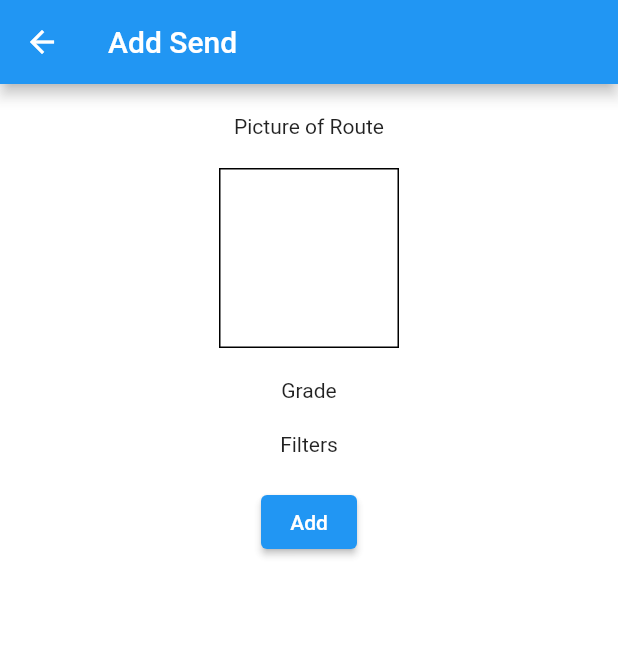
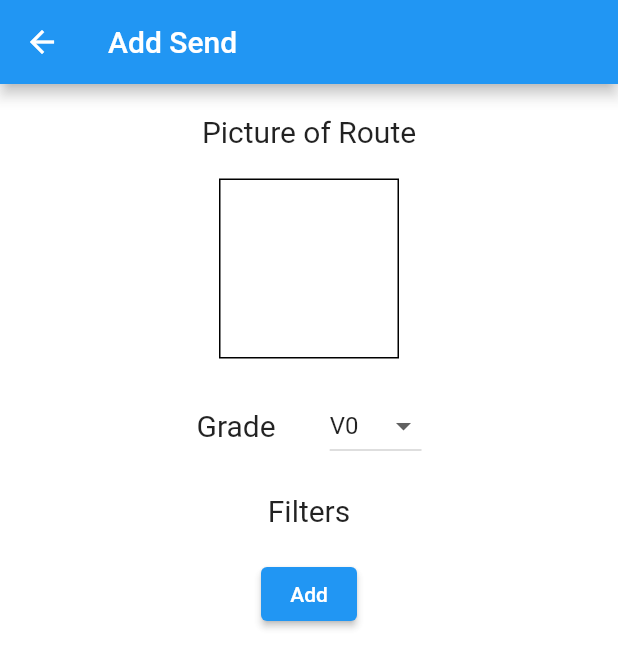
Before and after one commit to dvtran99/Send-Tracker-App, a Flutter app: the screen it shows after launch, in the side drawer, after a tap on "Add Send", on a phone screen of 412 x 824 dp. Shown: the top 668 px of the screen. Run offline on Flutter 3.47's test engine with Material 2 defaults, Android fonts, the phone set to English and light mode, and no system bars.

Commit message:
Add dropdown box for grades

```diff
--- a/send_tracker_app/lib/main.dart
+++ b/send_tracker_app/lib/main.dart
@@ -1,4 +1,3 @@
-
 import 'package:flutter/material.dart';
 
 import 'widgets/nav-drawer.dart';
--- a/send_tracker_app/lib/screens/add-send-screen.dart
+++ b/send_tracker_app/lib/screens/add-send-screen.dart
@@ -1,6 +1,66 @@
 import 'package:flutter/material.dart';
 
-class AddSendScreen extends StatelessWidget {
+class AddSendScreen extends StatefulWidget {
+  const AddSendScreen({Key? key}) : super(key: key);
+
+  @override
+  AddSendScreenState createState() => AddSendScreenState();
+}
+
+class AddSendScreenState extends State<AddSendScreen> {
+  TextStyle textTheme = TextStyle(fontSize: 20);
+
+  String gradeValue = 'V0';
+
+  List<DropdownMenuItem<String>> get dropdownItems {
+    return [
+      DropdownMenuItem(
+        value: 'V0',
+        child: Text('V0'),
+      ),
+      DropdownMenuItem(
+        value: 'V1',
+        child: Text('V1'),
+      ),
+      DropdownMenuItem(
+        value: 'V2',
+        child: Text('V2'),
+      ),
+      DropdownMenuItem(
+        value: 'V3',
+        child: Text('V3'),
+      ),
+      DropdownMenuItem(
+        value: 'V4',
+        child: Text('V4'),
+      ),
+      DropdownMenuItem(
+        value: 'V5',
+        child: Text('V5'),
+      ),
+      DropdownMenuItem(
+        value: 'V6',
+        child: Text('V6'),
+      ),
+      DropdownMenuItem(
+        value: 'V7',
+        child: Text('V7'),
+      ),
+      DropdownMenuItem(
+        value: 'V8',
+        child: Text('V8'),
+      ),
+      DropdownMenuItem(
+        value: 'V9',
+        child: Text('V9'),
+      ),
+      DropdownMenuItem(
+        value: 'V10+',
+        child: Text('V10+'),
+      ),
+    ];
+  }
+
   @override
   Widget build(BuildContext context) {
     return Scaffold(
@@ -11,7 +71,7 @@ class AddSendScreen extends StatelessWidget {
           child: Column(
         children: [
           SizedBox(height: 20),
-          Text("Picture of Route"),
+          Text("Picture of Route", style: textTheme),
           SizedBox(height: 20),
           Container(
             height: 120,
@@ -19,9 +79,27 @@ class AddSendScreen extends StatelessWidget {
             decoration: BoxDecoration(border: Border.all(color: Colors.black)),
           ),
           SizedBox(height: 20),
-          Text("Grade"),
+          SizedBox(
+            height: 50,
+            width: 150,
+            child: Row(
+              mainAxisAlignment: MainAxisAlignment.spaceBetween,
+              children: [
+                Text("Grade", style: textTheme),
+                DropdownButton(
+                    focusNode: FocusNode(canRequestFocus: false),
+                    value: gradeValue,
+                    items: dropdownItems,
+                    onChanged: (String? newValue) {
+                      setState(() {
+                        gradeValue = newValue!;
+                      });
+                    }),
+              ],
+            ),
+          ),
           SizedBox(height: 20),
-          Text("Filters"),
+          Text("Filters", style: textTheme),
           SizedBox(height: 20),
           ElevatedButton(
               onPressed: () {
```
